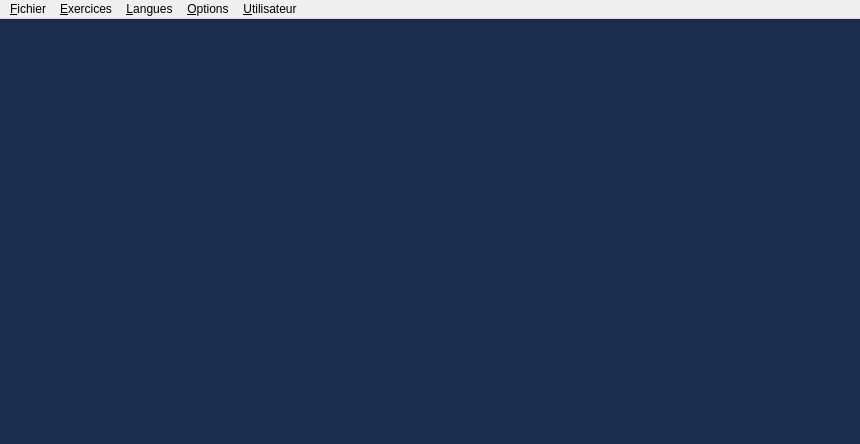
Old version of the form mainwindow.ui in the repository Txikilinux/leterrier-mulot.
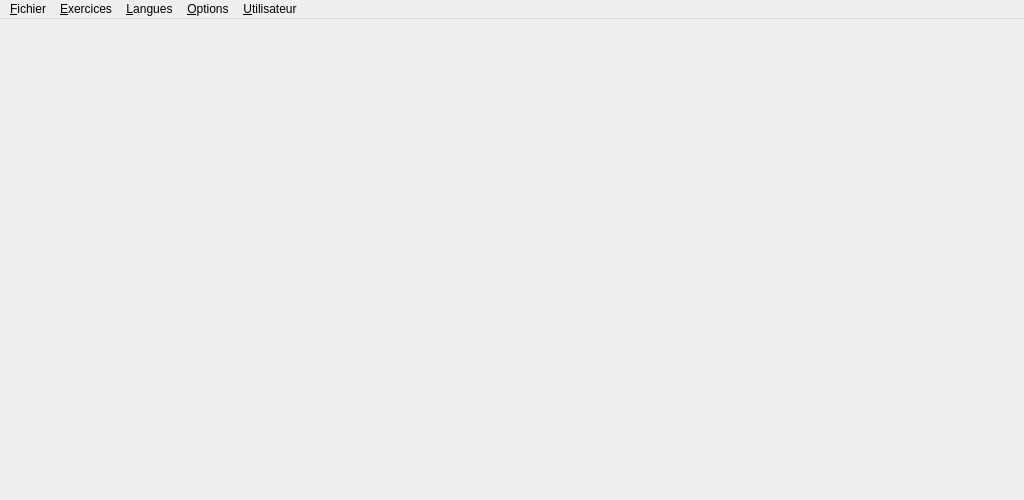
New version of the form. Custom widgets are drawn as their Qt base class.

Commit message: ajout du minimumSize: corrige le bug du grand badeau gris en haut de la fenetre

What changed in the file:
```diff
--- a/mainwindow.ui
+++ b/mainwindow.ui
@@ -6,28 +6,26 @@
    <rect>
     <x>0</x>
     <y>0</y>
-    <width>860</width>
-    <height>444</height>
+    <width>1024</width>
+    <height>500</height>
    </rect>
   </property>
+  <property name="minimumSize">
+   <size>
+    <width>800</width>
+    <height>500</height>
+   </size>
+  </property>
   <widget class="QWidget" name="centralWidget">
-   <property name="styleSheet">
-    <string notr="true">QWidget #centralWidget {
-  background-color: #1d2d4f;
-}</string>
-   </property>
-   <layout class="QGridLayout" name="gridLayout">
-    <property name="margin">
-     <number>0</number>
-    </property>
+   <layout class="QVBoxLayout" name="verticalLayout">
     <property name="spacing">
      <number>0</number>
     </property>
-    <item row="0" column="0">
+    <property name="margin">
+     <number>0</number>
+    </property>
+    <item>
      <widget class="QStackedWidget" name="stCentral">
-      <property name="styleSheet">
-       <string notr="true">background: transparent;</string>
-      </property>
       <property name="frameShape">
        <enum>QFrame::NoFrame</enum>
       </property>
@@ -70,7 +68,7 @@
     <rect>
      <x>0</x>
      <y>0</y>
-     <width>860</width>
+     <width>1024</width>
      <height>25</height>
     </rect>
    </property>
```
The commit also changes 4 other files.
